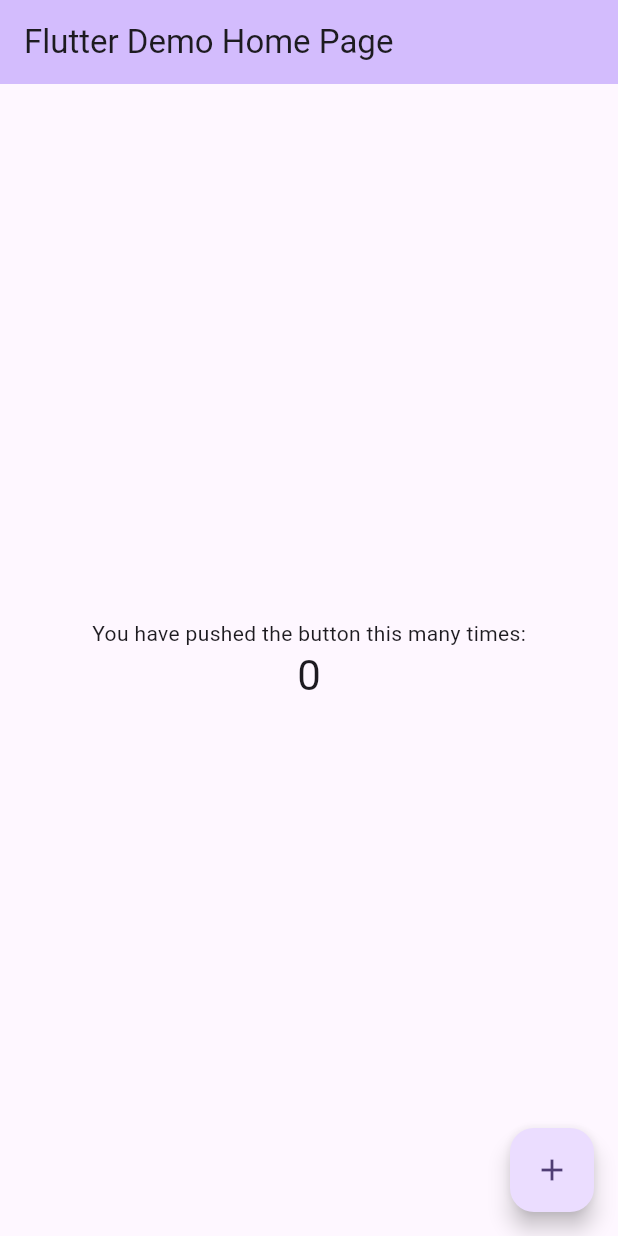
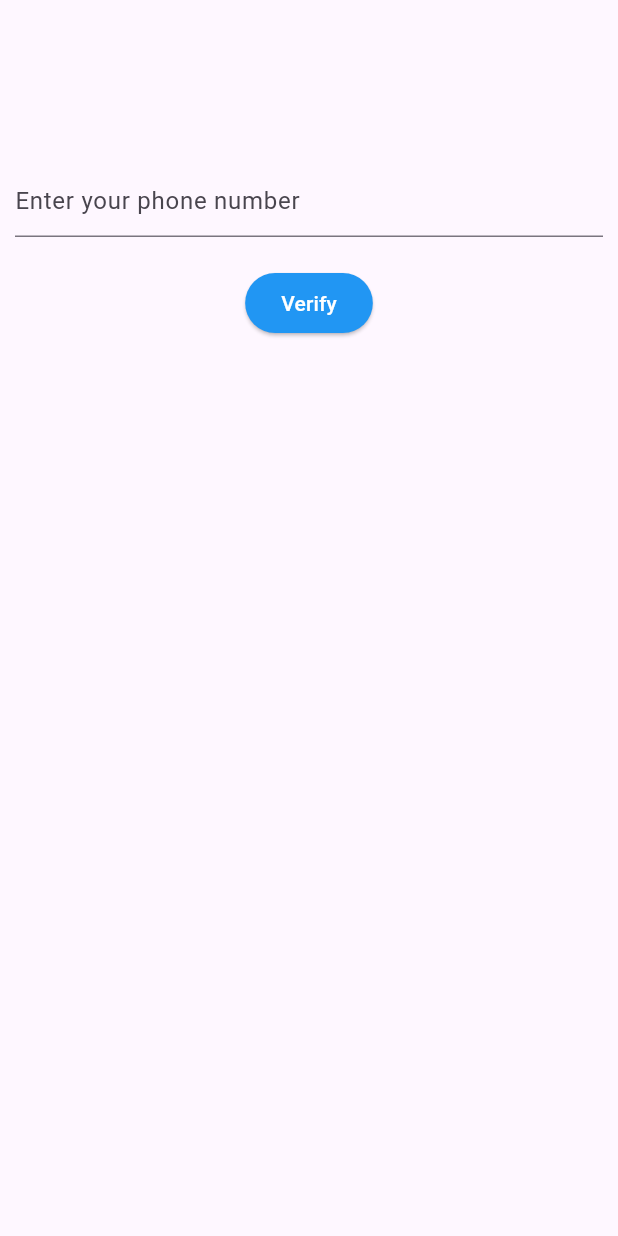
Before and after one commit to atketan/ease-mvp, a Flutter app: the screen it shows after launch, on a phone screen of 412 x 824 dp. Run offline on Flutter 3.47's test engine with Material 3 defaults, Android fonts, the phone set to English and light mode, and no system bars; our stand-ins replace firebase_auth, firebase_core; accounts and stored records are empty.

Commit message:
Implement mobile OTP based login

```diff
--- a/analysis_options.yaml
+++ b/analysis_options.yaml
@@ -7,7 +7,7 @@
 
 # The following line activates a set of recommended lints for Flutter apps,
 # packages, and plugins designed to encourage good coding practices.
-include: package:flutter_lints/flutter.yaml
+# include: package:flutter_lints/flutter.yaml
 
 linter:
   # The lint rules applied to this project can be customized in the
--- /dev/null
+++ b/lib/ease_app.dart
@@ -0,0 +1,32 @@
+import 'package:ease_mvp/features/account/presentation/login_page.dart';
+import 'package:ease_mvp/features/home/presentation/home_page.dart';
+import 'package:firebase_auth/firebase_auth.dart';
+import 'package:flutter/material.dart';
+
+class EASEApp extends StatefulWidget {
+  const EASEApp({super.key});
+
+  @override
+  State<EASEApp> createState() => _EASEAppState();
+}
+
+class _EASEAppState extends State<EASEApp> {
+  FirebaseAuth _auth = FirebaseAuth.instance;
+
+  @override
+  void initState() {
+    super.initState();
+  }
+
+  @override
+  Widget build(BuildContext context) {
+    return MaterialApp(
+      title: 'EASE',
+      theme: ThemeData(
+        colorScheme: ColorScheme.fromSeed(seedColor: Colors.deepPurple),
+        useMaterial3: true,
+      ),
+      home: (_auth.currentUser != null) ? EASEHomePage() : LoginPage(),
+    );
+  }
+}
--- /dev/null
+++ b/lib/features/account/presentation/login_page.dart
@@ -0,0 +1,124 @@
+import 'package:ease_mvp/features/home/presentation/home_page.dart';
+import 'package:firebase_auth/firebase_auth.dart';
+import 'package:flutter/material.dart';
+
+class LoginPage extends StatefulWidget {
+  @override
+  _LoginPageState createState() => _LoginPageState();
+}
+
+class _LoginPageState extends State<LoginPage> {
+  final _phoneController = TextEditingController();
+  final _codeController = TextEditingController();
+  FirebaseAuth _auth = FirebaseAuth.instance;
+
+  Future<bool> loginUser(String phone, BuildContext context) async {
+    _auth.verifyPhoneNumber(
+      phoneNumber: phone,
+      timeout: Duration(seconds: 60),
+      verificationCompleted: (AuthCredential credential) async {
+        Navigator.of(context).pop();
+
+        UserCredential result = await _auth.signInWithCredential(credential);
+
+        User? user = result.user;
+        debugPrint(user?.displayName.toString());
+
+        if (user != null) {
+          Navigator.pushAndRemoveUntil(
+            context,
+            MaterialPageRoute(builder: (context) => EASEHomePage()),
+            (Route<dynamic> route) => false,
+          );
+        } else {
+          print("Error");
+        }
+      },
+      verificationFailed: (FirebaseAuthException exception) {
+        print(exception);
+      },
+      codeSent: (String verificationId, int? resendToken) {
+        showDialog(
+          context: context,
+          barrierDismissible: false,
+          builder: (context) {
+            return AlertDialog(
+              title: Text("Give the code?"),
+              content: Column(
+                mainAxisSize: MainAxisSize.min,
+                children: <Widget>[
+                  TextField(
+                    controller: _codeController,
+                  ),
+                ],
+              ),
+              actions: <Widget>[
+                TextButton(
+                  child: Text("Confirm"),
+                  style: TextButton.styleFrom(
+                    // primary: Colors.white,
+                    backgroundColor: Colors.blue,
+                  ),
+                  onPressed: () async {
+                    final code = _codeController.text.trim();
+                    AuthCredential credential = PhoneAuthProvider.credential(
+                        verificationId: verificationId, smsCode: code);
+
+                    UserCredential result =
+                        await _auth.signInWithCredential(credential);
+
+                    User? user = result.user;
+
+                    if (user != null) {
+                      Navigator.pushAndRemoveUntil(
+                        context,
+                        MaterialPageRoute(builder: (context) => EASEHomePage()),
+                        (Route<dynamic> route) => false,
+                      );
+                    } else {
+                      print("Error");
+                    }
+                  },
+                )
+              ],
+            );
+          },
+        );
+      },
+      codeAutoRetrievalTimeout: (String verificationId) {},
+    );
+    return true; // Replace with your desired return value
+  }
+
+  @override
+  Widget build(BuildContext context) {
+    return Scaffold(
+        body: Column(
+      children: <Widget>[
+        Container(
+          padding: EdgeInsets.all(10),
+          margin: EdgeInsets.only(top: 100),
+          child: TextField(
+            controller: _phoneController,
+            decoration: InputDecoration(hintText: "Enter your phone number"),
+          ),
+        ),
+        Container(
+          padding: EdgeInsets.all(10),
+          child: ElevatedButton(
+            onPressed: () {
+              final phone = _phoneController.text.trim();
+
+              loginUser(phone, context);
+            },
+            style: ElevatedButton.styleFrom(
+              backgroundColor: Colors.blue, // background color
+              // onPrimary: Colors.white, // text color
+            ),
+            child: Text("Verify", style: TextStyle(color: Colors.white)),
+          ),
+        )
+      ],
+    ));
+  }
+}
--- a/lib/main.dart
+++ b/lib/main.dart
@@ -1,125 +1,14 @@
+import 'package:ease_mvp/ease_app.dart';
 import 'package:flutter/material.dart';
 
-void main() {
-  runApp(const MyApp());
+import 'package:firebase_core/firebase_core.dart';
+import 'firebase_options.dart';
+
+void main() async {
+  WidgetsFlutterBinding.ensureInitialized();
+  await Firebase.initializeApp(
+    options: DefaultFirebaseOptions.currentPlatform,
+  );
+
+  runApp(const EASEApp());
 }
-
-class MyApp extends StatelessWidget {
-  const MyApp({super.key});
-
-  // This widget is the root of your application.
-  @override
-  Widget build(BuildContext context) {
-    return MaterialApp(
-      title: 'Flutter Demo',
-      theme: ThemeData(
-        // This is the theme of your application.
-        //
-        // TRY THIS: Try running your application with "flutter run". You'll see
-        // the application has a purple toolbar. Then, without quitting the app,
-        // try changing the seedColor in the colorScheme below to Colors.green
-        // and then invoke "hot reload" (save your changes or press the "hot
-        // reload" button in a Flutter-supported IDE, or press "r" if you used
-        // the command line to start the app).
-        //
-        // Notice that the counter didn't reset back to zero; the application
-        // state is not lost during the reload. To reset the state, use hot
-        // restart instead.
-        //
-        // This works for code too, not just values: Most code changes can be
-        // tested with just a hot reload.
-        colorScheme: ColorScheme.fromSeed(seedColor: Colors.deepPurple),
-        useMaterial3: true,
-      ),
-      home: const MyHomePage(title: 'Flutter Demo Home Page'),
-    );
-  }
-}
-
-class MyHomePage extends StatefulWidget {
-  const MyHomePage({super.key, required this.title});
-
-  // This widget is the home page of your application. It is stateful, meaning
-  // that it has a State object (defined below) that contains fields that affect
-  // how it looks.
-
-  // This class is the configuration for the state. It holds the values (in this
-  // case the title) provided by the parent (in this case the App widget) and
-  // used by the build method of the State. Fields in a Widget subclass are
-  // always marked "final".
-
-  final String title;
-
-  @override
-  State<MyHomePage> createState() => _MyHomePageState();
-}
-
-class _MyHomePageState extends State<MyHomePage> {
-  int _counter = 0;
-
-  void _incrementCounter() {
-    setState(() {
-      // This call to setState tells the Flutter framework that something has
-      // changed in this State, which causes it to rerun the build method below
-      // so that the display can reflect the updated values. If we changed
-      // _counter without calling setState(), then the build method would not be
-      // called again, and so nothing would appear to happen.
-      _counter++;
-    });
-  }
-
-  @override
-  Widget build(BuildContext context) {
-    // This method is rerun every time setState is called, for instance as done
-    // by the _incrementCounter method above.
-    //
-    // The Flutter framework has been optimized to make rerunning build methods
-    // fast, so that you can just rebuild anything that needs updating rather
-    // than having to individually change instances of widgets.
-    return Scaffold(
-      appBar: AppBar(
-        // TRY THIS: Try changing the color here to a specific color (to
-        // Colors.amber, perhaps?) and trigger a hot reload to see the AppBar
-        // change color while the other colors stay the same.
-        backgroundColor: Theme.of(context).colorScheme.inversePrimary,
-        // Here we take the value from the MyHomePage object that was created by
-        // the App.build method, and use it to set our appbar title.
-        title: Text(widget.title),
-      ),
-      body: Center(
-        // Center is a layout widget. It takes a single child and positions it
-        // in the middle of the parent.
-        child: Column(
-          // Column is also a layout widget. It takes a list of children and
-          // arranges them vertically. By default, it sizes itself to fit its
-          // children horizontally, and tries to be as tall as its parent.
-          //
-          // Column has various properties to control how it sizes itself and
-          // how it positions its children. Here we use mainAxisAlignment to
-          // center the children vertically; the main axis here is the vertical
-          // axis because Columns are vertical (the cross axis would be
-          // horizontal).
-          //
-          // TRY THIS: Invoke "debug painting" (choose the "Toggle Debug Paint"
-          // action in the IDE, or press "p" in the console), to see the
-          // wireframe for each widget.
-          mainAxisAlignment: MainAxisAlignment.center,
-          children: <Widget>[
-            const Text(
-              'You have pushed the button this many times:',
-            ),
-            Text(
-              '$_counter',
-              style: Theme.of(context).textTheme.headlineMedium,
-            ),
-          ],
-        ),
-      ),
-      floatingActionButton: FloatingActionButton(
-        onPressed: _incrementCounter,
-        tooltip: 'Increment',
-        child: const Icon(Icons.add),
-      ), // This trailing comma makes auto-formatting nicer for build methods.
-    );
-  }
-}
--- a/pubspec.yaml
+++ b/pubspec.yaml
@@ -35,6 +35,9 @@ dependencies:
   # The following adds the Cupertino Icons font to your application.
   # Use with the CupertinoIcons class for iOS style icons.
   cupertino_icons: ^1.0.6
+
+  firebase_core:
+  firebase_auth:
 
 dev_dependencies:
   flutter_test:
```
Also changed, not shown: lib/features/home/presentation/home_page.dart (added, +24 -0 lines), firebase.json (added), lib/firebase_options.dart (added), pubspec.lock, 17 other files.
